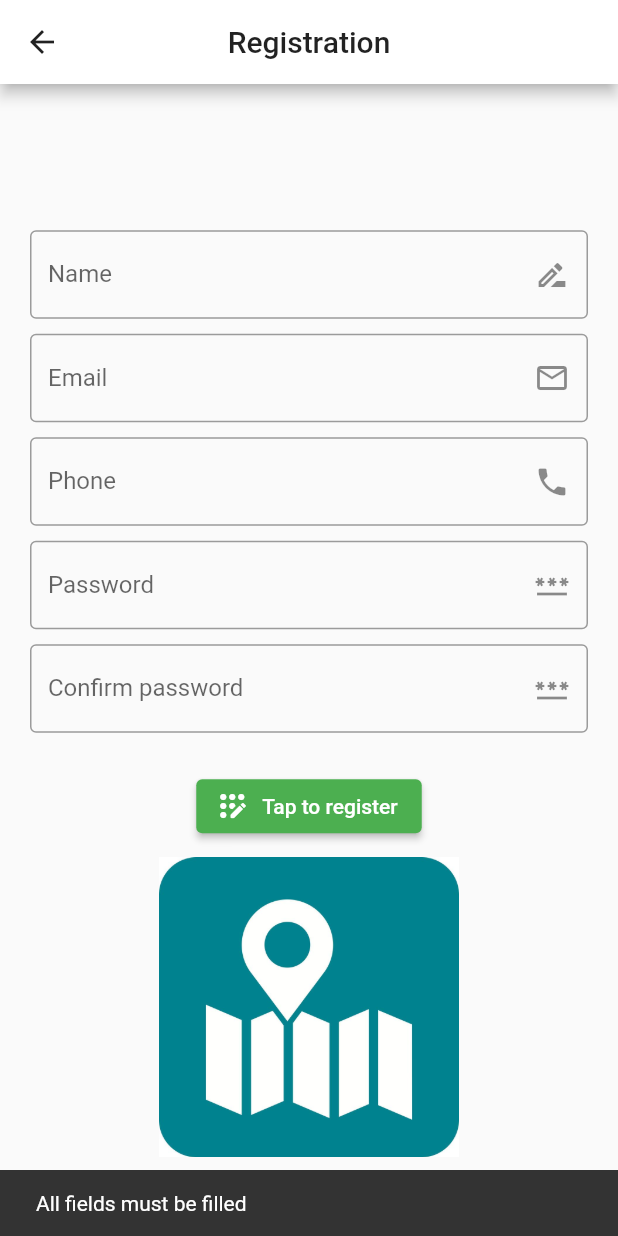
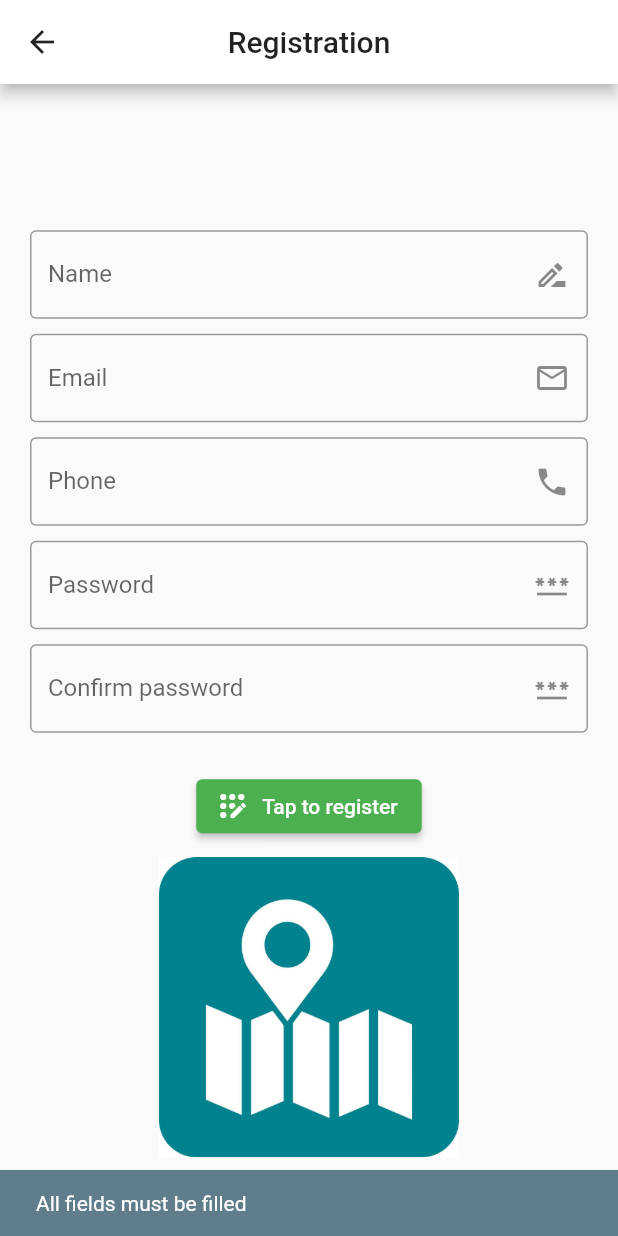
Before and after one commit to return-kr/GetGot, a Flutter app: the Registration screen opened directly, after a tap on "Tap to register", on a phone screen of 412 x 824 dp. Run offline on Flutter 3.47's test engine with Material 2 defaults, Android fonts, the phone set to English and light mode, and no system bars; our stand-ins replace animated_text_kit, cloud_firestore, firebase_auth, firebase_core, logger, webview_flutter; missing offline and left inert: flutter_inappwebview, flutter_phone_direct_caller; accounts and stored records are empty.

Commit message:
fix: all bug-fix

```diff
--- a/lib/register.dart
+++ b/lib/register.dart
@@ -1,6 +1,7 @@
 import 'package:cowealth/strings/strings.dart';
 import 'package:firebase_auth/firebase_auth.dart';
 import 'package:flutter/material.dart';
+
 import 'main.dart';
 
 class Registration extends StatelessWidget {
@@ -24,35 +25,66 @@ class Registration extends StatelessWidget {
         pass.isEmpty ||
         cpass.isEmpty) {
       _key.currentState!.showSnackBar(
-          new SnackBar(content: new Text('All fields must be filled')));
+        new SnackBar(
+          content: new Text('All fields must be filled'),
+          backgroundColor: Colors.blueGrey,
+        ),
+      );
       return;
     }
     if (pass != cpass) {
       _key.currentState!.showSnackBar(
-          new SnackBar(content: new Text('Password didn\'t match')));
+        new SnackBar(
+          content: new Text('Password didn\'t match'),
+          backgroundColor: Colors.blueGrey,
+        ),
+      );
       return;
     }
     try {
       UserCredential userCredential = await _auth
           .createUserWithEmailAndPassword(email: mail, password: pass);
       _key.currentState!.showSnackBar(
-          new SnackBar(content: new Text('Registration successful')));
+        new SnackBar(
+          content: new Text('Registration successful'),
+          backgroundColor: Colors.blueGrey,
+        ),
+      );
       await Future.delayed(const Duration(seconds: 2), () {});
       Navigator.pushReplacement(
         context,
         MaterialPageRoute(builder: (context) => MainScreen()),
       );
+      _nameController.clear();
+      _mailController.clear();
+      _phoneController.clear();
+      _passController.clear();
+      _cpassController.clear();
     } on FirebaseAuthException catch (e) {
       if (e.code == 'weak-password') {
         _key.currentState!.showSnackBar(
-            new SnackBar(content: new Text('Choose strong password')));
+          new SnackBar(
+            content: new Text('Choose strong password'),
+            backgroundColor: Colors.blueGrey,
+          ),
+        );
       } else if (e.code == 'email-already-in-use') {
         _key.currentState!.showSnackBar(
-            new SnackBar(content: new Text('Account already exists')));
+          new SnackBar(
+            content: new Text('Account already exists'),
+            backgroundColor: Colors.blueGrey,
+          ),
+        );
       }
     } catch (e) {
-      _key.currentState!
-          .showSnackBar(new SnackBar(content: new Text(e.toString())));
+      _key.currentState!.showSnackBar(
+        new SnackBar(
+          content: new Text(
+            e.toString(),
+          ),
+          backgroundColor: Colors.blueGrey,
+        ),
+      );
     }
   }
 
--- a/lib/service/dashservice.dart
+++ b/lib/service/dashservice.dart
@@ -105,7 +105,10 @@ class DashService extends StatelessWidget {
               SizedBox(
                 height: 5.0,
               ),
-              Image.asset(Strings.logo_image_path),
+              Padding(
+                padding: const EdgeInsets.all(10.0),
+                child: Image.asset(Strings.logo_image_path),
+              ),
               SizedBox(
                 height: 12.0,
               ),
--- a/lib/user/dashuser.dart
+++ b/lib/user/dashuser.dart
@@ -168,7 +168,10 @@ class _DashUserState extends State<DashUser> {
               SizedBox(
                 height: 5.0,
               ),
-              Image.asset(Strings.logo_image_path),
+              Padding(
+                padding: const EdgeInsets.all(10.0),
+                child: Image.asset(Strings.logo_image_path),
+              ),
               SizedBox(
                 height: 12.0,
               ),
--- a/pubspec.yaml
+++ b/pubspec.yaml
@@ -30,7 +30,7 @@ dependencies:
   logger: ^1.0.0
   flutter_inappwebview: ^5.3.2
   cloud_firestore: ^3.1.17
-  url_launcher: ^6.0.6
+  url_launcher: ^6.1.3
   flutter_phone_direct_caller: ^2.1.1
   flutter_launcher_icons: ^0.9.2
 
```
Also changed, not shown: lib/loginservice.dart (+17 -7 lines), lib/loginuser.dart (+28 -9 lines), lib/service/services.dart (+22 -6 lines), lib/user/motivation.dart (+17 -8 lines), lib/user/userservice.dart (+36 -9 lines), 2 other files.
